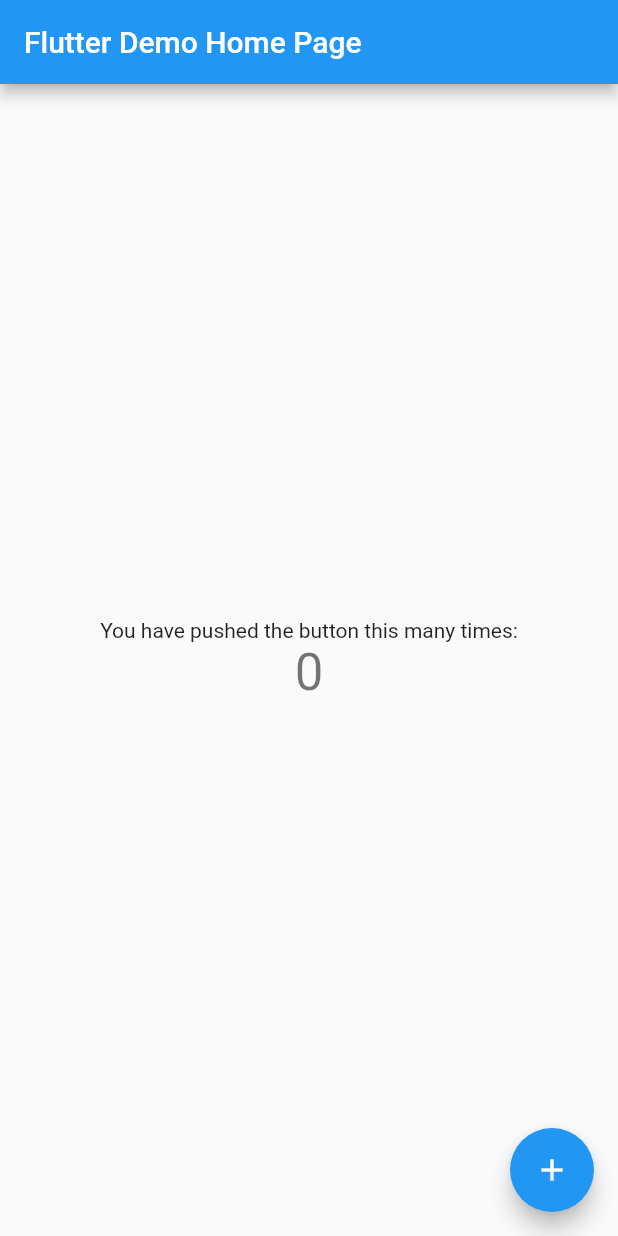
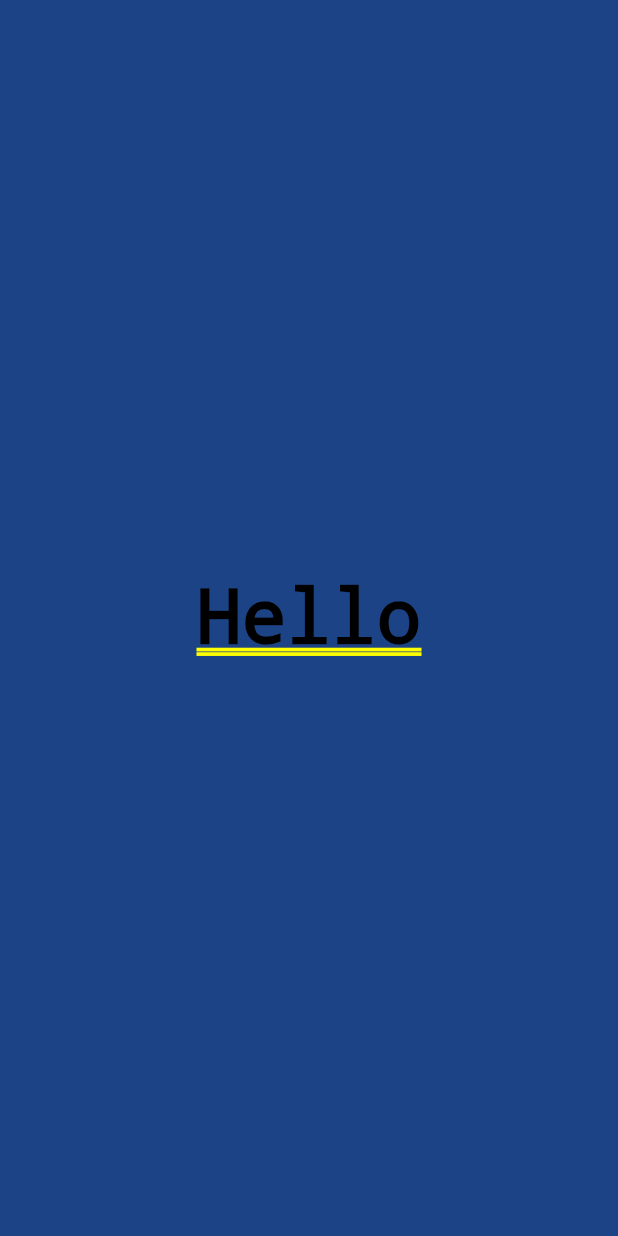
Before and after one commit to MaximBall/flutter_test, a Flutter app: the screen it shows after launch, on a phone screen of 412 x 824 dp. Run offline on Flutter 3.47's test engine with Material 2 defaults, Android fonts, the phone set to English and light mode, and no system bars.

Commit message:
update file main.dart - add feature random color

```diff
--- a/lib/main.dart
+++ b/lib/main.dart
@@ -1,115 +1,69 @@
 import 'package:flutter/material.dart';
+import 'package:flutter/rendering.dart';
+import 'dart:math';
+
 
 void main() {
-  runApp(const MyApp());
+  debugPaintSizeEnabled = false;
+  return runApp(const MyApp());
 }
 
 class MyApp extends StatelessWidget {
   const MyApp({Key? key}) : super(key: key);
 
-  // This widget is the root of your application.
   @override
   Widget build(BuildContext context) {
     return MaterialApp(
-      title: 'Flutter Demo',
+      title: 'Flutter',
       theme: ThemeData(
-        // This is the theme of your application.
-        //
-        // Try running your application with "flutter run". You'll see the
-        // application has a blue toolbar. Then, without quitting the app, try
-        // changing the primarySwatch below to Colors.green and then invoke
-        // "hot reload" (press "r" in the console where you ran "flutter run",
-        // or simply save your changes to "hot reload" in a Flutter IDE).
-        // Notice that the counter didn't reset back to zero; the application
-        // is not restarted.
-        primarySwatch: Colors.blue,
+        primarySwatch: Colors.indigo,
       ),
-      home: const MyHomePage(title: 'Flutter Demo Home Page'),
+      home: const App(title: 'HelloFlutter'),
     );
+
   }
 }
 
-class MyHomePage extends StatefulWidget {
-  const MyHomePage({Key? key, required this.title}) : super(key: key);
 
-  // This widget is the home page of your application. It is stateful, meaning
-  // that it has a State object (defined below) that contains fields that affect
-  // how it looks.
 
-  // This class is the configuration for the state. It holds the values (in this
-  // case the title) provided by the parent (in this case the App widget) and
-  // used by the build method of the State. Fields in a Widget subclass are
-  // always marked "final".
 
+class App extends StatefulWidget {
+
+  const App({Key? key, required this.title}) : super(key: key);
   final String title;
 
   @override
-  State<MyHomePage> createState() => _MyHomePageState();
+  State<App> createState() => _MyAppState();
 }
 
-class _MyHomePageState extends State<MyHomePage> {
-  int _counter = 0;
+class _MyAppState extends State<App> {
 
-  void _incrementCounter() {
+  Color _color = Color.fromRGBO(1, 1, 1, 1.0);
+
+  void generateColor(){
     setState(() {
-      // This call to setState tells the Flutter framework that something has
-      // changed in this State, which causes it to rerun the build method below
-      // so that the display can reflect the updated values. If we changed
-      // _counter without calling setState(), then the build method would not be
-      // called again, and so nothing would appear to happen.
-      _counter++;
+      _color = Color((Random().nextDouble() * 0xFFFFFF).toInt() << 0).withOpacity(1.0);
     });
   }
 
   @override
+  void initState() {
+    generateColor();
+    super.initState();
+  }
+
+  @override
   Widget build(BuildContext context) {
-    // This method is rerun every time setState is called, for instance as done
-    // by the _incrementCounter method above.
-    //
-    // The Flutter framework has been optimized to make rerunning build methods
-    // fast, so that you can just rebuild anything that needs updating rather
-    // than having to individually change instances of widgets.
-    return Scaffold(
-      appBar: AppBar(
-        // Here we take the value from the MyHomePage object that was created by
-        // the App.build method, and use it to set our appbar title.
-        title: Text(widget.title),
-      ),
-      body: Center(
-        // Center is a layout widget. It takes a single child and positions it
-        // in the middle of the parent.
-        child: Column(
-          // Column is also a layout widget. It takes a list of children and
-          // arranges them vertically. By default, it sizes itself to fit its
-          // children horizontally, and tries to be as tall as its parent.
-          //
-          // Invoke "debug painting" (press "p" in the console, choose the
-          // "Toggle Debug Paint" action from the Flutter Inspector in Android
-          // Studio, or the "Toggle Debug Paint" command in Visual Studio Code)
-          // to see the wireframe for each widget.
-          //
-          // Column has various properties to control how it sizes itself and
-          // how it positions its children. Here we use mainAxisAlignment to
-          // center the children vertically; the main axis here is the vertical
-          // axis because Columns are vertical (the cross axis would be
-          // horizontal).
-          mainAxisAlignment: MainAxisAlignment.center,
-          children: <Widget>[
-            const Text(
-              'You have pushed the button this many times:',
-            ),
-            Text(
-              '$_counter',
-              style: Theme.of(context).textTheme.headline4,
-            ),
-          ],
+    return GestureDetector(
+      onTap: () => generateColor(),
+      child: Container(
+        alignment: Alignment.center,
+        color: _color,
+        child: const Text(
+          "Hello",
+          style: TextStyle(fontSize: 50, color: Colors.black),
         ),
       ),
-      floatingActionButton: FloatingActionButton(
-        onPressed: _incrementCounter,
-        tooltip: 'Increment',
-        child: const Icon(Icons.add),
-      ), // This trailing comma makes auto-formatting nicer for build methods.
     );
   }
 }
```
